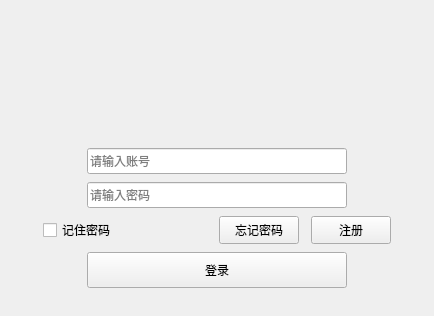
Old version of the form TeamTalkHP/ui/UserLogin.ui in the repository gorjack/imsystemclient.
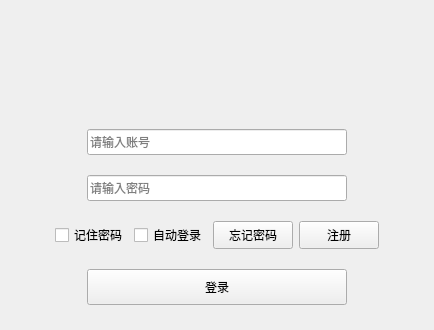
New version of the form.

Diff of the .ui file:
```diff
--- a/TeamTalkHP/ui/UserLogin.ui
+++ b/TeamTalkHP/ui/UserLogin.ui
@@ -7,7 +7,7 @@
     <x>0</x>
     <y>0</y>
     <width>434</width>
-    <height>316</height>
+    <height>330</height>
    </rect>
   </property>
   <property name="sizePolicy">
@@ -90,21 +90,6 @@
       <bool>true</bool>
      </property>
      <layout class="QVBoxLayout" name="verticalLayout">
-      <property name="spacing">
-       <number>0</number>
-      </property>
-      <property name="leftMargin">
-       <number>0</number>
-      </property>
-      <property name="topMargin">
-       <number>36</number>
-      </property>
-      <property name="rightMargin">
-       <number>0</number>
-      </property>
-      <property name="bottomMargin">
-       <number>20</number>
-      </property>
       <item>
        <layout class="QHBoxLayout" name="horizontalLayout_2">
         <item>
@@ -211,9 +196,6 @@
       </item>
       <item>
        <layout class="QHBoxLayout" name="horizontalLayout">
-        <property name="spacing">
-         <number>12</number>
-        </property>
         <item>
          <spacer name="horizontalSpacer">
           <property name="orientation">
@@ -230,14 +212,14 @@
         <item>
          <widget class="QCheckBox" name="checkBox">
           <property name="sizePolicy">
-           <sizepolicy hsizetype="Fixed" vsizetype="Fixed">
+           <sizepolicy hsizetype="Minimum" vsizetype="Minimum">
             <horstretch>0</horstretch>
             <verstretch>0</verstretch>
            </sizepolicy>
           </property>
           <property name="minimumSize">
            <size>
-            <width>164</width>
+            <width>20</width>
             <height>28</height>
            </size>
           </property>
@@ -252,6 +234,31 @@
           </property>
          </widget>
         </item>
+        <item>
+         <widget class="QCheckBox" name="autoLogin">
+          <property name="sizePolicy">
+           <sizepolicy hsizetype="Minimum" vsizetype="Minimum">
+            <horstretch>0</horstretch>
+            <verstretch>0</verstretch>
+           </sizepolicy>
+          </property>
+          <property name="minimumSize">
+           <size>
+            <width>20</width>
+            <height>28</height>
+           </size>
+          </property>
+          <property name="maximumSize">
+           <size>
+            <width>164</width>
+            <height>28</height>
+           </size>
+          </property>
+          <property name="text">
+           <string>自动登录</string>
+          </property>
+         </widget>
+        </item>
         <item>
          <widget class="QPushButton" name="forgetWordbtn">
           <property name="sizePolicy">
```
Left out of the diff: 2 changed lines with no effect on the pictures.
